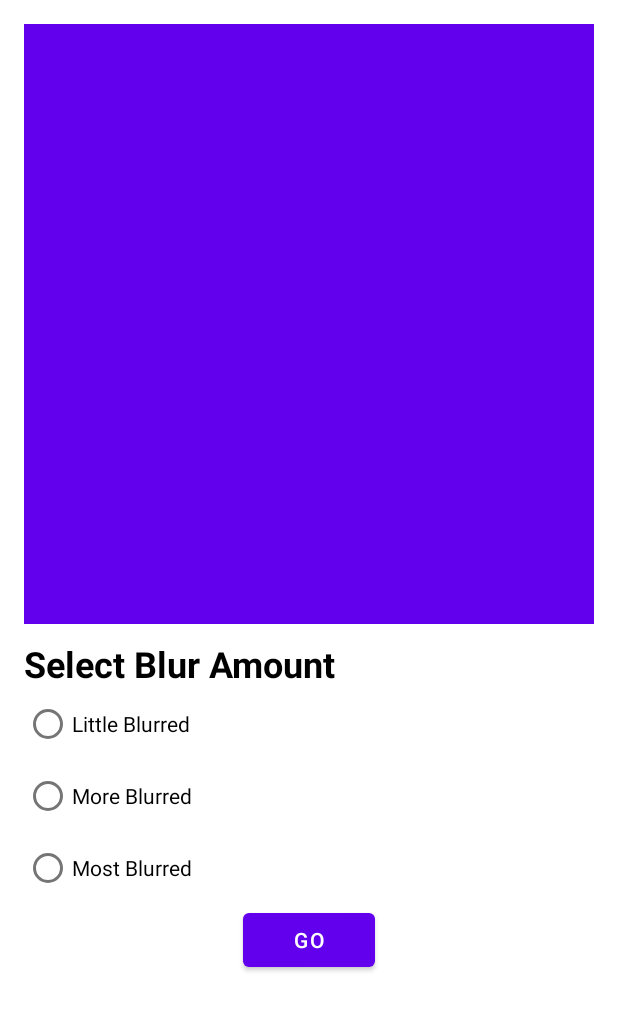
After one commit to OlaoreFouad/android-certification-prep, an Android app: the BlurActivity screen opened directly, with no data from a screen before it, on a phone screen of 412 x 824 dp. The commit adds this screen. Shown: the top 1011 px of the screen. Run offline under Robolectric (Android 15) with nearby library versions, the phone set to English and light mode, and no system bars.

Commit message:
feature: added the foundational files for work manager learning

```diff
--- /dev/null
+++ b/app/src/main/java/dev/olaore/android_certification_prep/WorkerViewModelFactory.kt
@@ -0,0 +1,20 @@
+package dev.olaore.android_certification_prep
+
+import androidx.lifecycle.ViewModel
+import androidx.lifecycle.ViewModelProvider
+import dev.olaore.android_certification_prep.work_manager.BlurViewModel
+import java.lang.IllegalArgumentException
+
+@Suppress("IMPLICIT_CAST_TO_ANY")
+class WorkerViewModelFactory : ViewModelProvider.Factory {
+
+    override fun <T : ViewModel?> create(modelClass: Class<T>): T {
+        return when(modelClass) {
+            BlurViewModel::class.java -> BlurViewModel()
+            else -> IllegalArgumentException(
+                "Class argument passed in must be of type ViewModel"
+            )
+        } as T
+    }
+
+}
--- /dev/null
+++ b/app/src/main/java/dev/olaore/android_certification_prep/utils/ActivityUtils.kt
@@ -0,0 +1,13 @@
+package dev.olaore.android_certification_prep.utils
+
+import androidx.appcompat.app.AppCompatActivity
+import androidx.lifecycle.ViewModel
+import androidx.lifecycle.ViewModelProvider
+import dev.olaore.android_certification_prep.WorkerViewModelFactory
+
+fun <T : ViewModel> AppCompatActivity.obtainViewModelInWorker(modelClass: Class<T>) : T {
+
+    val viewModelFactory = WorkerViewModelFactory()
+    return ViewModelProvider(this, viewModelFactory).get(modelClass)
+
+}
--- /dev/null
+++ b/app/src/main/java/dev/olaore/android_certification_prep/work_manager/BlurActivity.kt
@@ -0,0 +1,19 @@
+package dev.olaore.android_certification_prep.work_manager
+
+import androidx.appcompat.app.AppCompatActivity
+import android.os.Bundle
+import dev.olaore.android_certification_prep.R
+import dev.olaore.android_certification_prep.utils.obtainViewModelInWorker
+
+class BlurActivity : AppCompatActivity() {
+
+    private lateinit var viewModel: BlurViewModel
+
+    override fun onCreate(savedInstanceState: Bundle?) {
+        super.onCreate(savedInstanceState)
+        setContentView(R.layout.activity_blur)
+
+        viewModel = obtainViewModelInWorker(BlurViewModel::class.java)
+
+    }
+}
--- /dev/null
+++ b/app/src/main/java/dev/olaore/android_certification_prep/work_manager/BlurViewModel.kt
@@ -0,0 +1,6 @@
+package dev.olaore.android_certification_prep.work_manager
+
+import androidx.lifecycle.ViewModel
+
+class BlurViewModel : ViewModel() {
+}
--- /dev/null
+++ b/app/src/main/res/layout/activity_blur.xml
@@ -0,0 +1,60 @@
+<?xml version="1.0" encoding="utf-8"?>
+<LinearLayout xmlns:android="http://schemas.android.com/apk/res/android"
+    xmlns:app="http://schemas.android.com/apk/res-auto"
+    xmlns:tools="http://schemas.android.com/tools"
+    android:layout_width="match_parent"
+    android:layout_height="match_parent"
+    android:orientation="vertical"
+    android:padding="16dp"
+    tools:context=".work_manager.BlurActivity">
+
+    <ImageView
+        android:id="@+id/selected_image"
+        android:layout_width="match_parent"
+        android:layout_height="400dp"
+        android:background="@color/purple_500"
+        app:layout_constraintTop_toTopOf="parent" />
+
+    <TextView
+        android:id="@+id/select_blur_amount_text"
+        android:layout_width="match_parent"
+        android:layout_height="wrap_content"
+        android:layout_marginTop="10dp"
+        android:text="@string/select_blur_amount_text"
+        android:textColor="@android:color/black"
+        android:textSize="24sp"
+        android:textStyle="bold" />
+
+    <RadioGroup
+        android:id="@+id/blur_amount_radio_group"
+        android:layout_width="match_parent"
+        android:layout_height="wrap_content">
+
+        <RadioButton
+            android:id="@+id/radio_button_lv_1"
+            android:layout_width="match_parent"
+            android:layout_height="wrap_content"
+            android:text="@string/radio_button_lv_1_text" />
+
+        <RadioButton
+            android:id="@+id/radio_button_lv_2"
+            android:layout_width="match_parent"
+            android:layout_height="wrap_content"
+            android:text="@string/radio_button_lv_2_text" />
+
+        <RadioButton
+            android:id="@+id/radio_button_lv_3"
+            android:layout_width="match_parent"
+            android:layout_height="wrap_content"
+            android:text="@string/radio_button_lv_3_text" />
+
+    </RadioGroup>
+
+    <Button
+        android:id="@+id/blur_button"
+        android:layout_width="wrap_content"
+        android:layout_height="wrap_content"
+        android:layout_gravity="center"
+        android:text="@string/go_text" />
+
+</LinearLayout>
--- a/app/src/main/res/values/strings.xml
+++ b/app/src/main/res/values/strings.xml
@@ -1,7 +1,13 @@
 <resources>
-  <string name="app_name">android-certification-prep</string>
+    <string name="app_name">android-certification-prep</string>
     <string name="enter_notification_title">Enter Notification Title</string>
-  <string name="enter_notification_description">Enter Notification Description</string>
-  <string name="send_via_channel_1">Send Via Channel 1</string>
-  <string name="send_via_channel_2">Send Via Channel 2</string>
+    <string name="enter_notification_description">Enter Notification Description</string>
+    <string name="send_via_channel_1">Send Via Channel 1</string>
+    <string name="send_via_channel_2">Send Via Channel 2</string>
+    <string name="select_image_text">Select Image</string>
+    <string name="select_blur_amount_text">Select Blur Amount</string>
+    <string name="radio_button_lv_1_text">Little Blurred</string>
+    <string name="radio_button_lv_2_text">More Blurred</string>
+    <string name="radio_button_lv_3_text">Most Blurred</string>
+    <string name="go_text">Go</string>
 </resources>
```
Also changed, not shown: app/build.gradle (+13 -1 lines), app/src/main/AndroidManifest.xml (+8 -0 lines), app/src/main/java/dev/olaore/android_certification_prep/work_manager/Constants.kt (added, +22 -0 lines), app/src/main/java/dev/olaore/android_certification_prep/work_manager/SelectImageActivity.kt (added, +12 -0 lines), app/src/main/java/dev/olaore/android_certification_prep/work_manager/workers/WorkerUtils.kt (added, +139 -0 lines), app/src/main/res/layout/activity_select_image.xml (added, +20 -0 lines), gradle/wrapper/gradle-wrapper.properties.
